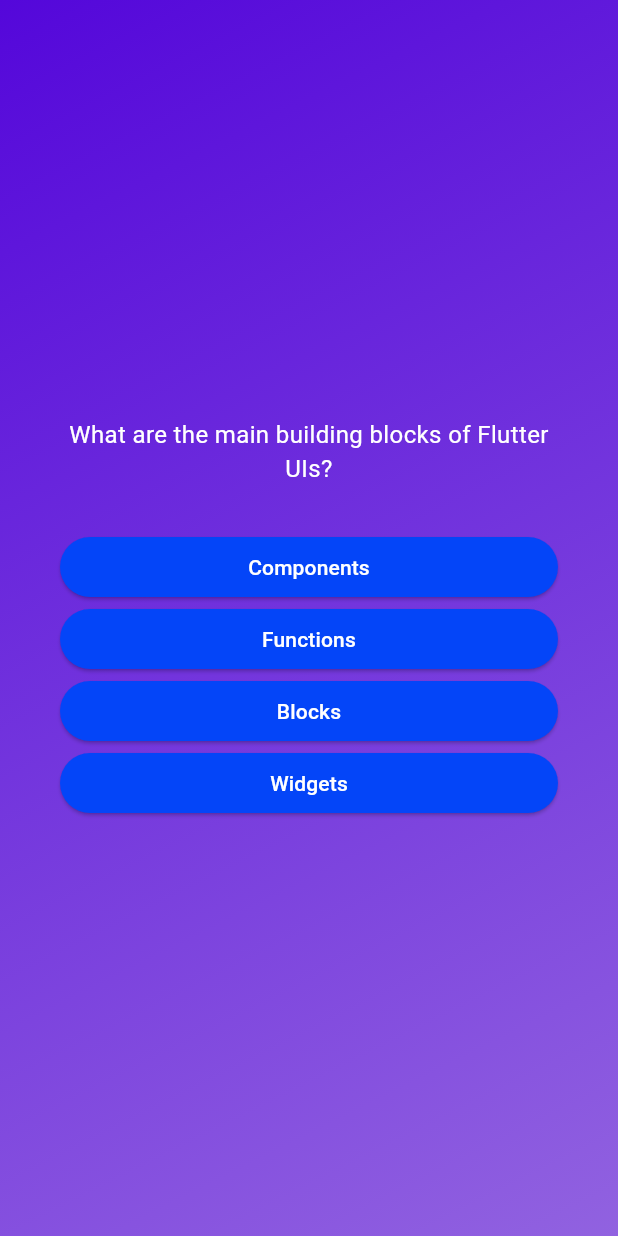
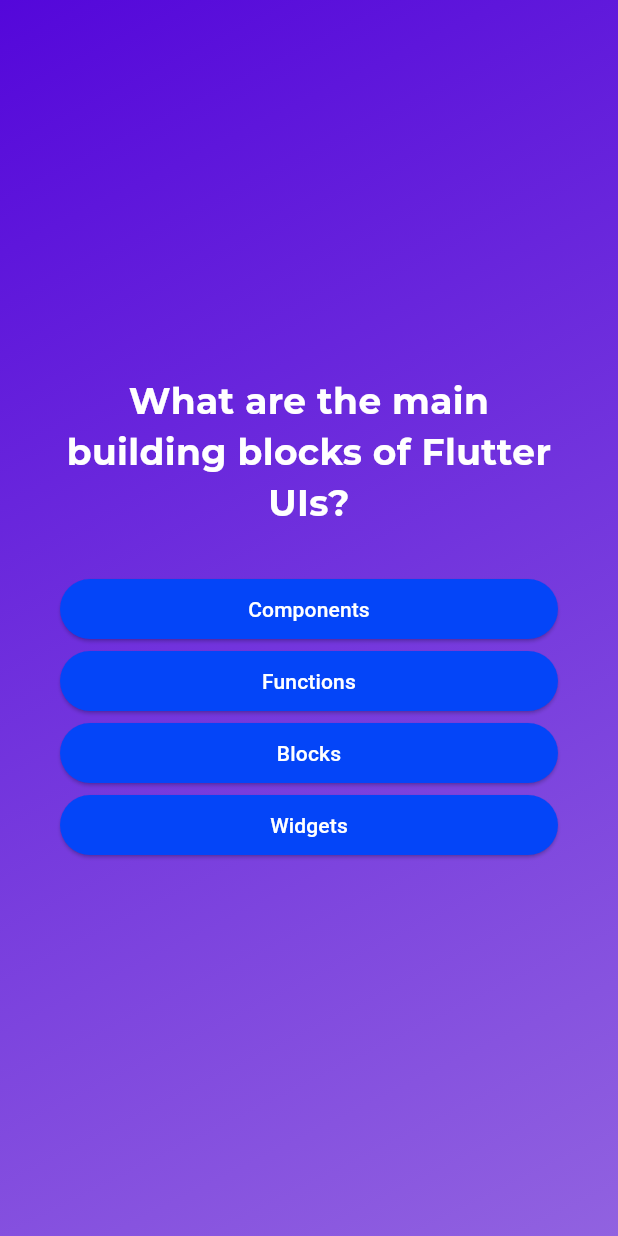
Before and after one commit to tiagoaraujo00/flutter_quiz, a Flutter app: the screen it shows after launch, after a tap on "Start Quiz", on a phone screen of 412 x 824 dp. Run offline on Flutter 3.47's test engine with Material 3 defaults, Android fonts, the phone set to English and light mode, and no system bars; our stand-ins replace google_fonts.

Commit message:
feat: add a google fonts package

```diff
--- a/lib/questions_screen.dart
+++ b/lib/questions_screen.dart
@@ -1,6 +1,7 @@
 import 'package:flutter/material.dart';
 import 'package:flutter_quiz/answer_button.dart';
 import 'package:flutter_quiz/data/questions.dart';
+import 'package:google_fonts/google_fonts.dart';
 
 class QuestionsScreen extends StatefulWidget {
   const QuestionsScreen({super.key});
@@ -34,7 +35,11 @@ class _QuestionsScreenState extends State<QuestionsScreen> {
           children: [
             Text(
               currentQuestion.text,
-              style: const TextStyle(color: Colors.white, fontSize: 16),
+              style: GoogleFonts.montserrat(
+               color: Colors.white,
+               fontSize: 24,
+               fontWeight: FontWeight.bold,
+              ),
               textAlign: TextAlign.center,
             ),
             const SizedBox(height: 30),
--- a/lib/start_screen.dart
+++ b/lib/start_screen.dart
@@ -1,4 +1,5 @@
 import 'package:flutter/material.dart';
+import 'package:google_fonts/google_fonts.dart';
 
 class StartScreen extends StatelessWidget {
   const StartScreen(this.startQuiz, {super.key});
@@ -17,10 +18,10 @@ class StartScreen extends StatelessWidget {
             color: const Color.fromARGB(150, 255, 255, 255),
           ),
           const SizedBox(height: 80),
-          const Text(
+          Text(
             'Learn Flutter the fun way!',
-            style: TextStyle(
-              color: Color.fromARGB(255, 237, 223, 252),
+            style: GoogleFonts.lato(
+              color: const Color.fromARGB(255, 237, 223, 252),
               fontSize: 24,
             ),
           ),
--- a/pubspec.yaml
+++ b/pubspec.yaml
@@ -35,6 +35,7 @@ dependencies:
   # The following adds the Cupertino Icons font to your application.
   # Use with the CupertinoIcons class for iOS style icons.
   cupertino_icons: ^1.0.2
+  google_fonts: ^6.1.0
 
 dev_dependencies:
   flutter_test:
```
Also changed, not shown: pubspec.lock, 1 other file.
